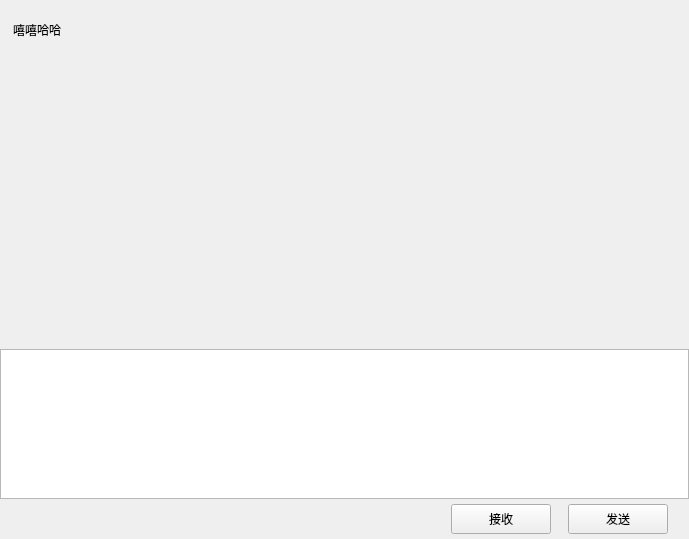
Old version of the form client/chatpage.ui in the repository beiyue99/wjfchat.
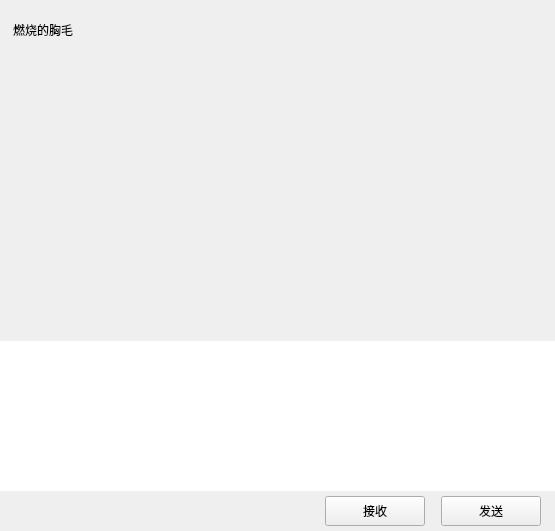
New version of the form. Custom widgets are drawn as their Qt base class.

```diff
--- a/client/chatpage.ui
+++ b/client/chatpage.ui
@@ -6,8 +6,8 @@
    <rect>
     <x>0</x>
     <y>0</y>
-    <width>689</width>
-    <height>539</height>
+    <width>555</width>
+    <height>531</height>
    </rect>
   </property>
   <property name="windowTitle">
@@ -31,7 +31,13 @@
    </property>
    <item>
     <widget class="QWidget" name="chat_data_wid" native="true">
-     <layout class="QVBoxLayout" name="verticalLayout_4">
+     <property name="sizePolicy">
+      <sizepolicy hsizetype="Expanding" vsizetype="Expanding">
+       <horstretch>0</horstretch>
+       <verstretch>0</verstretch>
+      </sizepolicy>
+     </property>
+     <layout class="QVBoxLayout" name="verticalLayout_2">
       <property name="spacing">
        <number>0</number>
       </property>
@@ -61,10 +67,7 @@
           <height>60</height>
          </size>
         </property>
-        <layout class="QVBoxLayout" name="verticalLayout_5">
-         <property name="spacing">
-          <number>7</number>
-         </property>
+        <layout class="QVBoxLayout" name="verticalLayout_3">
          <property name="leftMargin">
           <number>11</number>
          </property>
@@ -80,9 +83,6 @@
          <item>
           <widget class="QWidget" name="widget_2" native="true">
            <layout class="QHBoxLayout" name="horizontalLayout_3">
-            <property name="spacing">
-             <number>7</number>
-            </property>
             <property name="leftMargin">
              <number>2</number>
             </property>
@@ -98,7 +98,7 @@
             <item>
              <widget class="QLabel" name="title_lb">
               <property name="text">
-               <string>嘻嘻哈哈</string>
+               <string>燃烧的胸毛</string>
               </property>
              </widget>
             </item>
@@ -125,24 +125,21 @@
           <height>40</height>
          </size>
         </property>
-        <layout class="QHBoxLayout" name="horizontalLayout_4">
-         <property name="spacing">
-          <number>7</number>
-         </property>
+        <layout class="QHBoxLayout" name="horizontalLayout_5">
          <property name="leftMargin">
-          <number>7</number>
+          <number>2</number>
          </property>
          <property name="topMargin">
-          <number>9</number>
+          <number>2</number>
          </property>
          <property name="rightMargin">
-          <number>9</number>
+          <number>2</number>
          </property>
          <property name="bottomMargin">
-          <number>9</number>
+          <number>2</number>
          </property>
          <item>
-          <spacer name="horizontalSpacer_2">
+          <spacer name="horizontalSpacer_7">
            <property name="orientation">
             <enum>Qt::Horizontal</enum>
            </property>
@@ -177,7 +174,7 @@
           </widget>
          </item>
          <item>
-          <spacer name="horizontalSpacer_4">
+          <spacer name="horizontalSpacer_6">
            <property name="orientation">
             <enum>Qt::Horizontal</enum>
            </property>
@@ -196,14 +193,14 @@
           <widget class="ClickedLabel" name="file_lb">
            <property name="minimumSize">
             <size>
-             <width>25</width>
-             <height>25</height>
+             <width>30</width>
+             <height>30</height>
             </size>
            </property>
            <property name="maximumSize">
             <size>
-             <width>25</width>
-             <height>25</height>
+             <width>30</width>
+             <height>30</height>
             </size>
            </property>
            <property name="text">
@@ -212,7 +209,7 @@
           </widget>
          </item>
          <item>
-          <spacer name="horizontalSpacer_3">
+          <spacer name="horizontalSpacer_5">
            <property name="orientation">
             <enum>Qt::Horizontal</enum>
            </property>
@@ -241,6 +238,9 @@
           <height>150</height>
          </size>
         </property>
+        <property name="frameShape">
+         <enum>QFrame::NoFrame</enum>
+        </property>
        </widget>
       </item>
       <item>
@@ -257,30 +257,21 @@
           <height>40</height>
          </size>
         </property>
-        <layout class="QHBoxLayout" name="horizontalLayout_5">
-         <property name="spacing">
-          <number>7</number>
-         </property>
-         <property name="leftMargin">
-          <number>11</number>
-         </property>
+        <layout class="QHBoxLayout" name="horizontalLayout_4">
          <property name="topMargin">
           <number>2</number>
          </property>
-         <property name="rightMargin">
-          <number>11</number>
-         </property>
          <property name="bottomMargin">
           <number>2</number>
          </property>
          <item>
-          <spacer name="horizontalSpacer_5">
+          <spacer name="horizontalSpacer_2">
            <property name="orientation">
             <enum>Qt::Horizontal</enum>
            </property>
            <property name="sizeHint" stdset="0">
             <size>
-             <width>40</width>
+             <width>36</width>
              <height>20</height>
             </size>
            </property>
@@ -306,7 +297,7 @@
           </widget>
          </item>
          <item>
-          <spacer name="horizontalSpacer_6">
+          <spacer name="horizontalSpacer_3">
            <property name="orientation">
             <enum>Qt::Horizontal</enum>
            </property>
@@ -341,7 +332,7 @@
           </widget>
          </item>
          <item>
-          <spacer name="horizontalSpacer_7">
+          <spacer name="horizontalSpacer_4">
            <property name="orientation">
             <enum>Qt::Horizontal</enum>
            </property>
@@ -350,7 +341,7 @@
            </property>
            <property name="sizeHint" stdset="0">
             <size>
-             <width>10</width>
+             <width>5</width>
              <height>20</height>
             </size>
            </property>
@@ -375,17 +366,17 @@
    <extends>QLabel</extends>
    <header>clickedlabel.h</header>
   </customwidget>
+  <customwidget>
+   <class>MessageTextEdit</class>
+   <extends>QTextEdit</extends>
+   <header>MessageTextEdit.h</header>
+  </customwidget>
   <customwidget>
    <class>ChatView</class>
    <extends>QWidget</extends>
    <header>chatview.h</header>
    <container>1</container>
   </customwidget>
-  <customwidget>
-   <class>MessageTextEdit</class>
-   <extends>QTextEdit</extends>
-   <header>messagetextedit.h</header>
-  </customwidget>
  </customwidgets>
  <resources/>
  <connections/>
```
Left out of the diff: 4 changed lines with no effect on the pictures.
